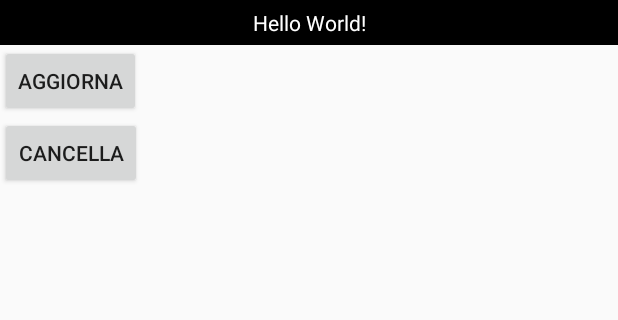
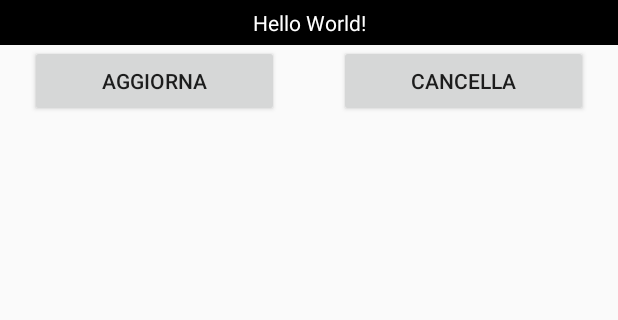
Before and after one commit to webdazer0/RanDom-MyGeoApp, an Android app: the screen it shows after launch (MainActivity), on a phone screen of 412 x 824 dp, the part 84-404 px from its top. Run offline under Robolectric (Android 15) with nearby library versions, the phone set to English and light mode, and no system bars.

Commit message:
fixed buttons position

```diff
--- a/app/src/main/res/layout/activity_main.xml
+++ b/app/src/main/res/layout/activity_main.xml
@@ -20,19 +20,24 @@
     <LinearLayout
         android:layout_width="match_parent"
         android:layout_height="wrap_content"
-        android:orientation="vertical"
+        android:orientation="horizontal"
+        android:layout_gravity="center"
 >
         <Button
             android:id="@+id/btnUpdate"
-            android:layout_width="wrap_content"
+            android:layout_width="0dp"
             android:layout_height="wrap_content"
+            android:layout_weight="0.5"
+            android:layout_marginHorizontal="20dp"
             android:text="Aggiorna"
             />
 
         <Button
             android:id="@+id/btnDelete"
-            android:layout_width="wrap_content"
+            android:layout_width="0dp"
             android:layout_height="wrap_content"
+            android:layout_weight="0.5"
+            android:layout_marginHorizontal="20dp"
             android:text="Cancella"
             />
 
```
